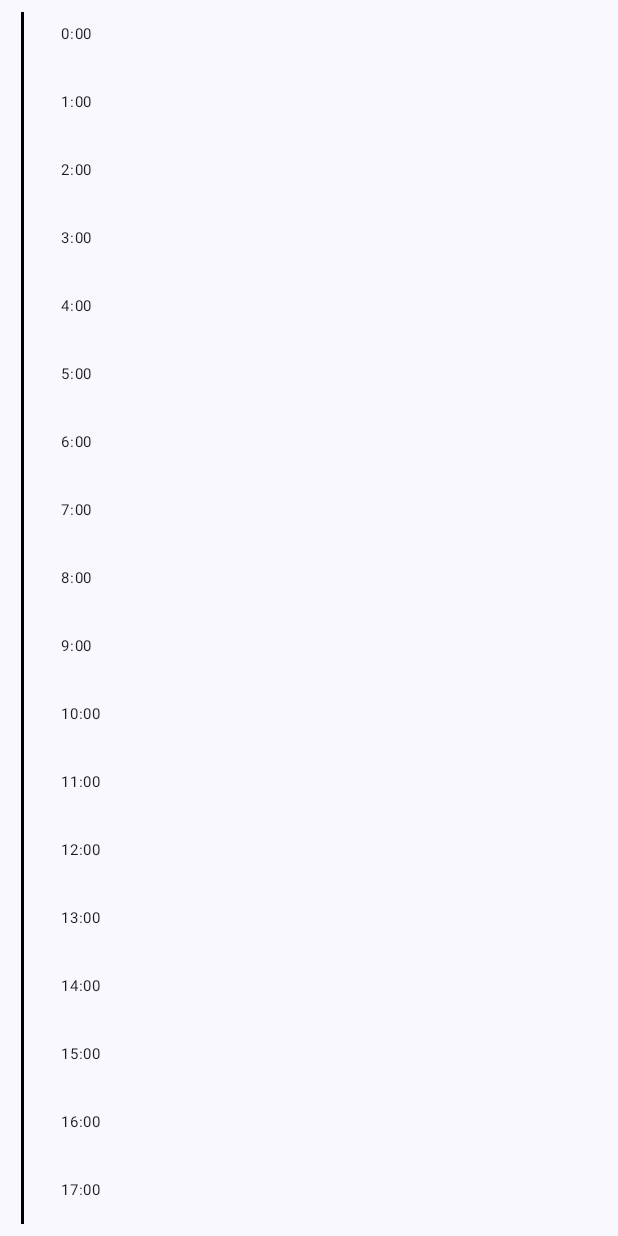
After one commit to BoyanPavlov/TaskWise_EventMaster, an Android app built with Jetpack Compose: the composable DayScreen called with empty values, on a phone screen of 412 x 824 dp. The commit adds this screen. Run offline under Robolectric (Android 15) with nearby library versions, the phone set to English and light mode, and no system bars; 1 statement that could not run was skipped.

Commit message:
feature: current progress of calendar view

```diff
--- a/app/src/main/java/com/example/taskwise_eventmaster/ScreenStrings.kt
+++ b/app/src/main/java/com/example/taskwise_eventmaster/ScreenStrings.kt
@@ -10,4 +10,5 @@ object DestinationStrings{
     val PROFILE = ScreenStrings("Profile Screen","profile")
     val HOME = ScreenStrings("Home Screen","home")
     val SIGN_IN = ScreenStrings("Sign in Screen","sign_in")
+    val DAY_SCREEN = ScreenStrings("Day Screen","day_screen")
 }
--- a/app/src/main/java/com/example/taskwise_eventmaster/presentation/utils/DateTimePicker.kt
+++ b/app/src/main/java/com/example/taskwise_eventmaster/presentation/calendar/DateTimePicker.kt
@@ -1,4 +1,4 @@
-package com.example.taskwise_eventmaster.presentation.utils
+package com.example.taskwise_eventmaster.presentation.calendar
 
 import androidx.compose.foundation.layout.Arrangement
 import androidx.compose.foundation.layout.Row
@@ -10,7 +10,6 @@ import androidx.compose.runtime.Composable
 import androidx.compose.runtime.mutableStateOf
 import androidx.compose.runtime.remember
 import androidx.compose.ui.Modifier
-import com.example.taskwise_eventmaster.presentation.task.TaskEvent
 import com.maxkeppeker.sheets.core.models.base.rememberSheetState
 import com.maxkeppeler.sheets.calendar.CalendarDialog
 import com.maxkeppeler.sheets.calendar.models.CalendarConfig
@@ -27,7 +26,7 @@ import java.time.LocalTime
 @OptIn(ExperimentalMaterial3Api::class)
 @Composable
 fun DateTimePicker(
-    onSetDateTime:(LocalDateTime) ->Unit
+    onSetDateTime: (LocalDateTime) -> Unit
 ) {
 
     val calendarState = rememberSheetState()
--- /dev/null
+++ b/app/src/main/java/com/example/taskwise_eventmaster/presentation/calendar/DayScreen.kt
@@ -0,0 +1,81 @@
+package com.example.taskwise_eventmaster.presentation.calendar
+
+import androidx.compose.foundation.Canvas
+import androidx.compose.foundation.layout.Column
+import androidx.compose.foundation.layout.Row
+import androidx.compose.foundation.layout.fillMaxHeight
+import androidx.compose.foundation.layout.fillMaxSize
+import androidx.compose.foundation.layout.fillMaxWidth
+import androidx.compose.foundation.layout.padding
+import androidx.compose.foundation.layout.width
+import androidx.compose.material3.Text
+import androidx.compose.runtime.Composable
+import androidx.compose.ui.Alignment
+import androidx.compose.ui.Modifier
+import androidx.compose.ui.graphics.Color
+import androidx.compose.ui.unit.dp
+import androidx.compose.ui.unit.sp
+import com.example.taskwise_eventmaster.domain.model.Task
+
+@Composable
+fun DayScreen(
+    modifier: Modifier = Modifier,
+    tasks: List<Task>,
+    //onEvent: (HomeScreenEvent) -> Unit
+) {
+    Row(modifier = modifier.fillMaxSize()) {
+
+        Canvas(modifier = Modifier
+            .width(30.dp)
+            .fillMaxHeight()
+            .padding(8.dp), onDraw = {
+            val lineHeight = size.height
+            val circleRadius = 8.dp.toPx()
+            val hourStep = lineHeight / 24
+
+            // Draw the line
+            drawLine(
+                color = Color.Black,
+                start = center.copy(y = 0f),
+                end = center.copy(y = lineHeight),
+                strokeWidth = 2.dp.toPx()
+            )
+
+            // Draw circles for each task
+            tasks.forEach { task ->
+                val y = hourStep * task.estimationTime.hour
+                drawCircle(
+                    color = Color.Black,
+                    radius = circleRadius,
+                    center = center.copy(y = y)
+                )
+            }
+        })
+
+        Column(modifier = Modifier.weight(1f)) {
+            (0..23).forEach { hour ->
+                Row(
+                    modifier = Modifier
+                        .fillMaxWidth()
+                        .padding(5.dp),
+                    verticalAlignment = Alignment.CenterVertically
+                ) {
+                    Text(
+                        text = "$hour:00",
+                        fontSize = 10.sp,
+                        modifier = Modifier.padding(5.dp)
+                    )
+                    Column(modifier = Modifier.fillMaxWidth()) {
+                        tasks.filter { it.estimationTime.hour == hour }.forEach { task ->
+                            Text(
+                                text = task.title,
+                                fontSize = 16.sp,
+                                modifier = Modifier.padding(vertical = 2.dp)
+                            )
+                        }
+                    }
+                }
+            }
+        }
+    }
+}
--- a/app/src/main/java/com/example/taskwise_eventmaster/presentation/home_page/HomeScreenViewModel.kt
+++ b/app/src/main/java/com/example/taskwise_eventmaster/presentation/home_page/HomeScreenViewModel.kt
@@ -32,6 +32,7 @@ class HomeScreenViewModel @Inject constructor(
             HomeScreenEvent.LoadTasks -> loadTasks()
         }
 
+
     private fun loadTasks() =
         viewModelScope.launch {
             val extractedTask = repository.getAllTasks()
--- a/app/src/main/java/com/example/taskwise_eventmaster/presentation/task/AddTaskDialog.kt
+++ b/app/src/main/java/com/example/taskwise_eventmaster/presentation/task/AddTaskDialog.kt
@@ -32,7 +32,7 @@ import androidx.compose.ui.unit.dp
 import androidx.compose.ui.unit.sp
 import androidx.compose.ui.window.Dialog
 import com.example.taskwise_eventmaster.domain.model.Task
-import com.example.taskwise_eventmaster.presentation.utils.DateTimePicker
+import com.example.taskwise_eventmaster.presentation.calendar.DateTimePicker
 import java.time.LocalDateTime
 
 @Composable
--- a/app/src/main/java/com/example/taskwise_eventmaster/presentation/task/EditTaskDialog.kt
+++ b/app/src/main/java/com/example/taskwise_eventmaster/presentation/task/EditTaskDialog.kt
@@ -32,7 +32,7 @@ import androidx.compose.ui.unit.dp
 import androidx.compose.ui.unit.sp
 import androidx.compose.ui.window.Dialog
 import com.example.taskwise_eventmaster.domain.model.Task
-import com.example.taskwise_eventmaster.presentation.utils.DateTimePicker
+import com.example.taskwise_eventmaster.presentation.calendar.DateTimePicker
 
 @Composable
 fun EditTaskDialog(
```
Also changed, not shown: app/src/main/java/com/example/taskwise_eventmaster/presentation/calendar/DayCard.kt (added, +67 -0 lines), app/src/main/java/com/example/taskwise_eventmaster/presentation/calendar/MyDay.kt (renamed from app/src/main/java/com/example/taskwise_eventmaster/presentation/utils/MyDay.kt, +14 -15 lines), app/src/main/java/com/example/taskwise_eventmaster/presentation/home_page/CalendarPartOfHomePage.kt (+6 -3 lines), app/src/main/java/com/example/taskwise_eventmaster/presentation/home_page/HomeScreen.kt (+10 -2 lines).
